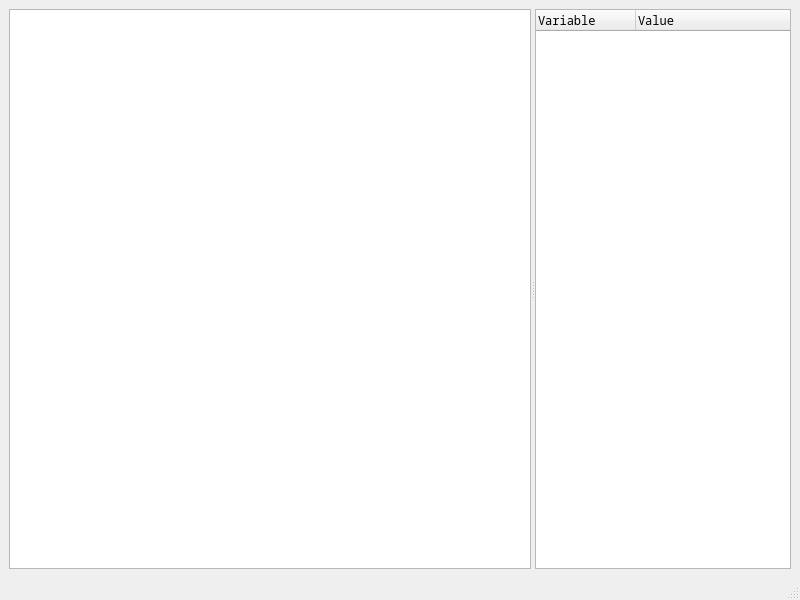
First picture: the form in gui/mainwindow.ui, repository unruhschuh/calcedit, before the edit.
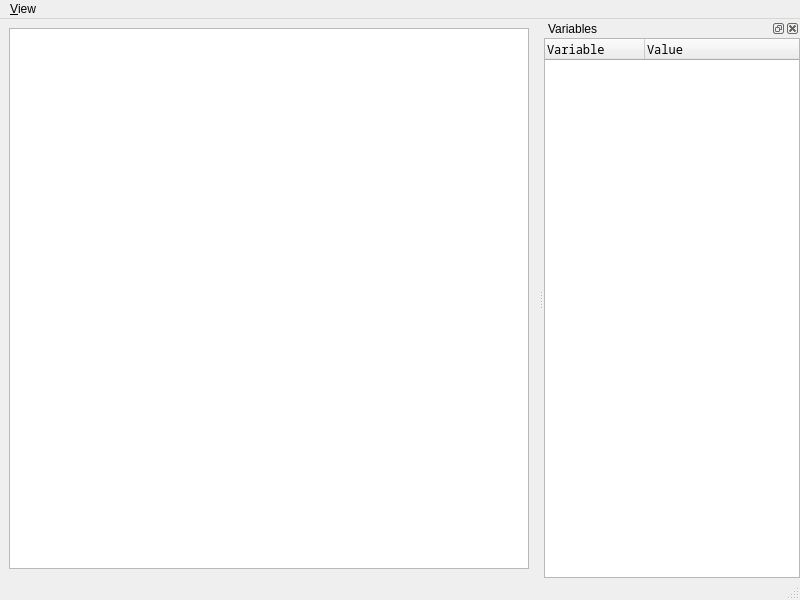
Second picture: the form after the edit. Custom widgets are drawn as their Qt base class.

The edit to the form file:
```diff
--- a/gui/mainwindow.ui
+++ b/gui/mainwindow.ui
@@ -14,51 +14,20 @@
    <string>CalcEdit</string>
   </property>
   <widget class="QWidget" name="centralwidget">
-   <layout class="QGridLayout" name="gridLayout">
+   <layout class="QGridLayout" name="gridLayout_2">
     <item row="0" column="0">
-     <widget class="QSplitter" name="splitter">
-      <property name="orientation">
-       <enum>Qt::Orientation::Horizontal</enum>
+     <widget class="CalcEditEdit" name="input">
+      <property name="sizePolicy">
+       <sizepolicy hsizetype="Preferred" vsizetype="Expanding">
+        <horstretch>1</horstretch>
+        <verstretch>0</verstretch>
+       </sizepolicy>
       </property>
-      <widget class="CalcEditEdit" name="input">
-       <property name="sizePolicy">
-        <sizepolicy hsizetype="Preferred" vsizetype="Expanding">
-         <horstretch>1</horstretch>
-         <verstretch>0</verstretch>
-        </sizepolicy>
-       </property>
-       <property name="font">
-        <font>
-         <family>Noto Sans Mono</family>
-        </font>
-       </property>
-      </widget>
-      <widget class="QTreeWidget" name="treeWidget">
-       <property name="sizePolicy">
-        <sizepolicy hsizetype="Preferred" vsizetype="Expanding">
-         <horstretch>0</horstretch>
-         <verstretch>0</verstretch>
-        </sizepolicy>
-       </property>
-       <property name="font">
-        <font>
-         <family>Noto Sans Mono</family>
-        </font>
-       </property>
-       <property name="columnCount">
-        <number>2</number>
-       </property>
-       <column>
-        <property name="text">
-         <string notr="true">Variable</string>
-        </property>
-       </column>
-       <column>
-        <property name="text">
-         <string>Value</string>
-        </property>
-       </column>
-      </widget>
+      <property name="font">
+       <font>
+        <family>Noto Sans Mono</family>
+       </font>
+      </property>
      </widget>
     </item>
    </layout>
@@ -72,8 +41,72 @@
      <height>23</height>
     </rect>
    </property>
+   <widget class="QMenu" name="menu_View">
+    <property name="title">
+     <string>&amp;View</string>
+    </property>
+    <addaction name="action_Variables"/>
+   </widget>
+   <addaction name="menu_View"/>
   </widget>
   <widget class="QStatusBar" name="statusbar"/>
+  <widget class="QDockWidget" name="dockWidget">
+   <property name="windowTitle">
+    <string>Variables</string>
+   </property>
+   <attribute name="dockWidgetArea">
+    <number>2</number>
+   </attribute>
+   <widget class="QWidget" name="dockWidgetContents">
+    <layout class="QGridLayout" name="gridLayout">
+     <property name="leftMargin">
+      <number>0</number>
+     </property>
+     <property name="topMargin">
+      <number>0</number>
+     </property>
+     <property name="rightMargin">
+      <number>0</number>
+     </property>
+     <property name="bottomMargin">
+      <number>0</number>
+     </property>
+     <item row="0" column="0">
+      <widget class="QTreeWidget" name="treeWidget">
+       <property name="sizePolicy">
+        <sizepolicy hsizetype="Preferred" vsizetype="Expanding">
+         <horstretch>0</horstretch>
+         <verstretch>0</verstretch>
+        </sizepolicy>
+       </property>
+       <property name="font">
+        <font>
+         <family>Noto Sans Mono</family>
+        </font>
+       </property>
+       <property name="columnCount">
+        <number>2</number>
+       </property>
+       <column>
+        <property name="text">
+         <string notr="true">Variable</string>
+        </property>
+       </column>
+       <column>
+        <property name="text">
+         <string>Value</string>
+        </property>
+       </column>
+      </widget>
+     </item>
+    </layout>
+   </widget>
+  </widget>
+  <action name="action_Variables">
+   <property name="text">
+    <string>&amp;Variables</string>
+   </property>
+  </action>
  </widget>
  <customwidgets>
   <customwidget>
```
